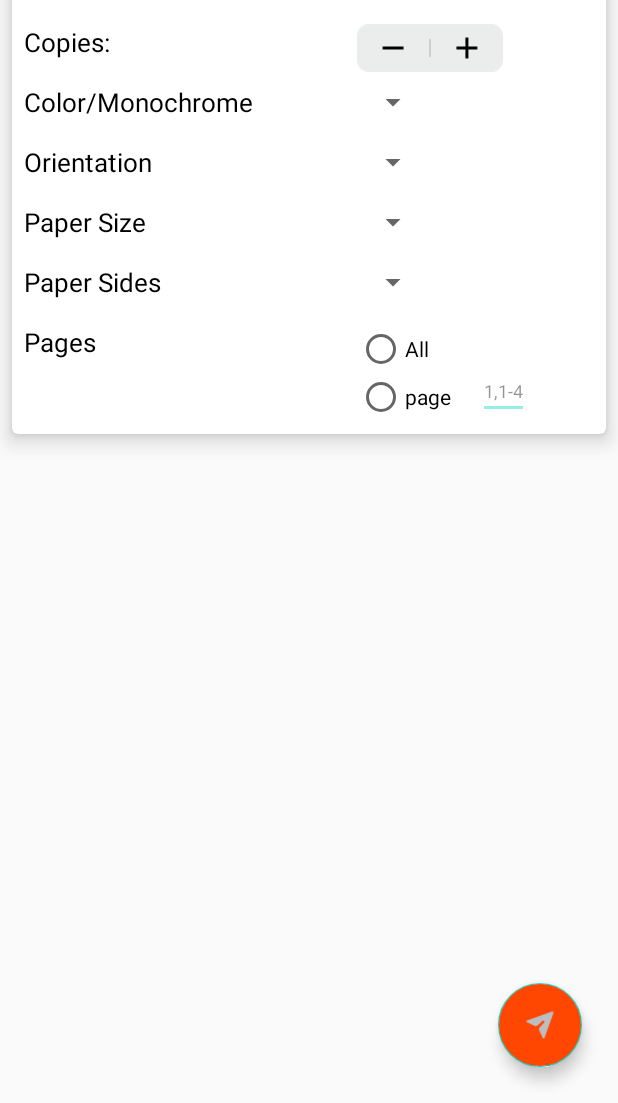
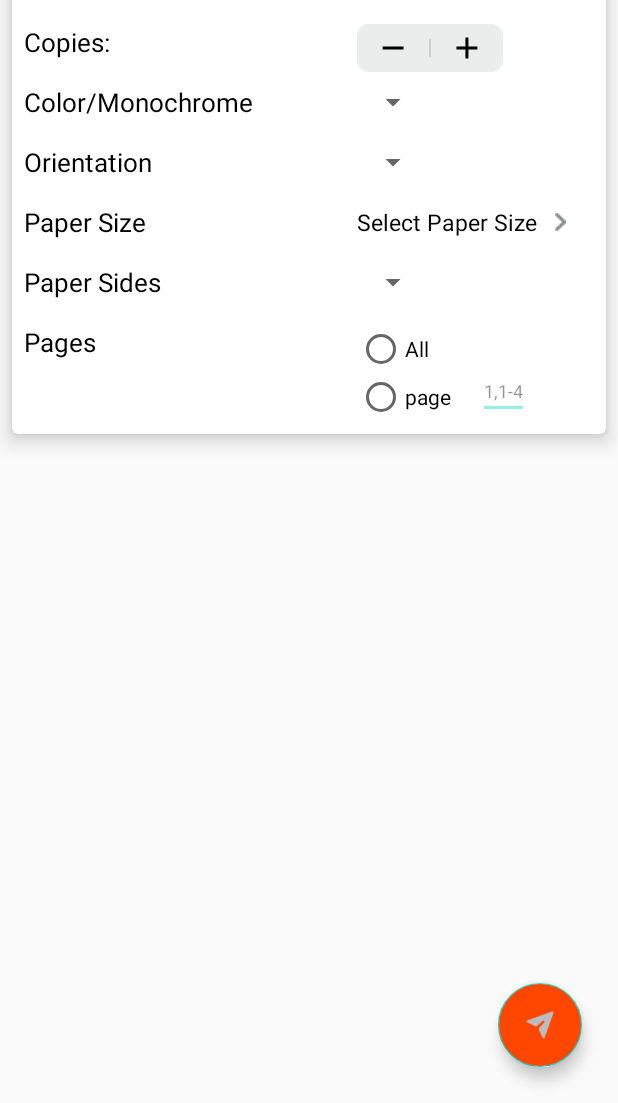
Before and after one commit to vaibhavnerleiristechsys/CustomePrintService, an Android app: the layout activity_print_preview.xml on its own in the app's theme, with its tools: preview values and no code run, on a phone screen of 412 x 824 dp, the part 133-1236 px from its top. Run offline under Robolectric (Android 15) with nearby library versions, the phone set to English and light mode, and no system bars.

Commit message:
modificarions in paper  size print preview screen

```diff
--- a/app/src/main/java/com/example/customeprintservice/adapter/FragmentPrinterListAdapter.kt
+++ b/app/src/main/java/com/example/customeprintservice/adapter/FragmentPrinterListAdapter.kt
@@ -41,7 +41,7 @@ import com.google.gson.reflect.TypeToken
 import java.util.function.Consumer
 
 
-class FragmentPrinterListAdapter(
+class FragmentPrinterListAdapter (
     val context: Context,
     val list: ArrayList<PrinterModel>,
     val location: String
--- a/app/src/main/res/layout/activity_print_preview.xml
+++ b/app/src/main/res/layout/activity_print_preview.xml
@@ -293,7 +293,7 @@
                 app:layout_constraintTop_toBottomOf="@+id/orientation"
                 app:layout_constraintVertical_bias="0.0" />
 
-            <Spinner
+          <!--  <Spinner
                 android:id="@+id/paperSizeSpinner"
                 android:layout_width="wrap_content"
                 android:layout_height="wrap_content"
@@ -302,7 +302,31 @@
                 app:layout_constraintEnd_toEndOf="parent"
                 app:layout_constraintHorizontal_bias="0.0"
                 app:layout_constraintStart_toStartOf="@+id/orientation_spinner"
+                app:layout_constraintTop_toTopOf="@+id/paperSize" /> -->
+
+            <TextView
+                android:id="@+id/selectPrinterPaperSize"
+                android:layout_width="wrap_content"
+                android:layout_height="wrap_content"
+                android:layout_marginEnd="16dp"
+                android:text="Select Paper Size"
+                android:textColor="#000000"
+                android:textSize="15sp"
+                app:layout_constraintBottom_toBottomOf="@+id/paperSize"
+                app:layout_constraintEnd_toEndOf="parent"
+                app:layout_constraintHorizontal_bias="0.0"
+                app:layout_constraintStart_toStartOf="@+id/orientation_spinner"
                 app:layout_constraintTop_toTopOf="@+id/paperSize" />
+
+            <ImageView
+                android:id="@+id/selectprinterPaperSizearrow"
+                android:layout_width="wrap_content"
+                android:layout_height="wrap_content"
+                android:layout_marginStart="12dp"
+                android:background="@drawable/selectprinterarrow"
+                app:layout_constraintBottom_toBottomOf="@+id/selectPrinterPaperSize"
+                app:layout_constraintStart_toEndOf="@+id/selectPrinterPaperSize"
+                app:layout_constraintTop_toTopOf="@+id/selectPrinterPaperSize" />
 
             <TextView
                 android:id="@+id/paperSides"
@@ -326,7 +350,7 @@
                 app:layout_constraintBottom_toBottomOf="@+id/paperSides"
                 app:layout_constraintEnd_toEndOf="parent"
                 app:layout_constraintHorizontal_bias="0.0"
-                app:layout_constraintStart_toStartOf="@+id/paperSizeSpinner"
+                app:layout_constraintStart_toStartOf="@+id/selectPrinterPaperSize"
                 app:layout_constraintTop_toTopOf="@+id/paperSides" />
 
 
```
Also changed, not shown: app/src/main/java/com/example/customeprintservice/adapter/PrintPreviewPaperSizeAdapter.kt (added, +85 -0 lines), app/src/main/java/com/example/customeprintservice/jipp/PrintUtils.java (+7 -1 lines), app/src/main/java/com/example/customeprintservice/print/PrintPreview.java (+73 -16 lines), app/src/main/java/com/example/customeprintservice/signin/SignInCompany.kt (+6 -1 lines), app/src/main/res/layout/card_fragment_printer_paper_size.xml (added, +40 -0 lines), app/src/main/res/layout/dialog_printpreview_select_paper_size.xml (added, +57 -0 lines).
